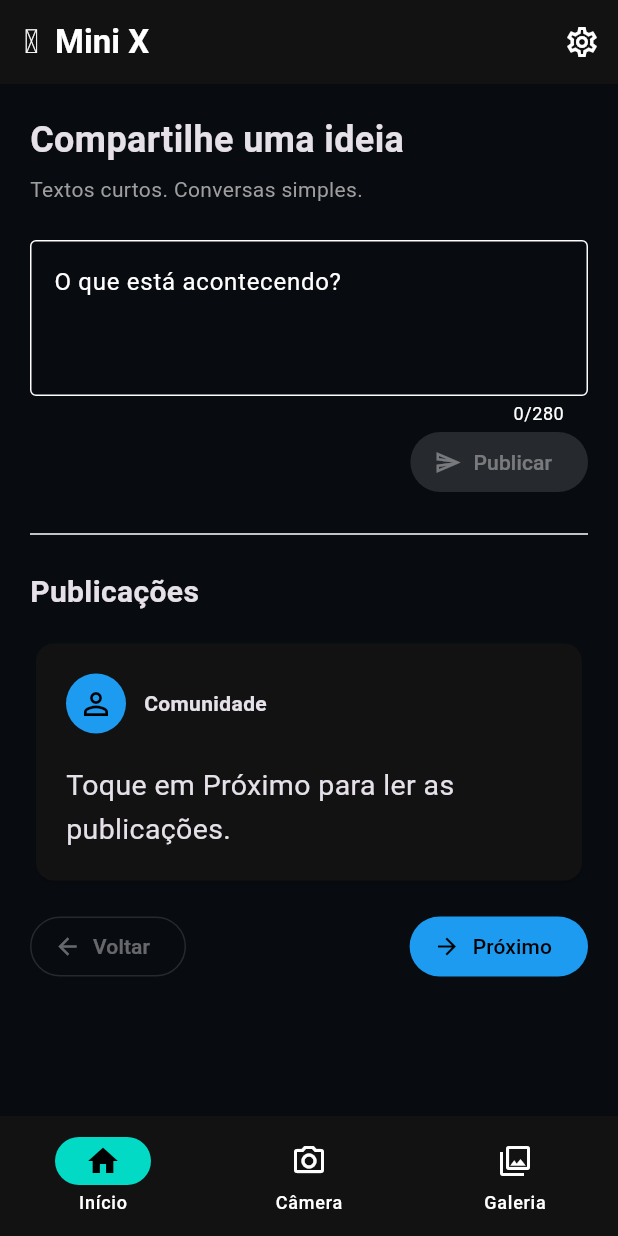
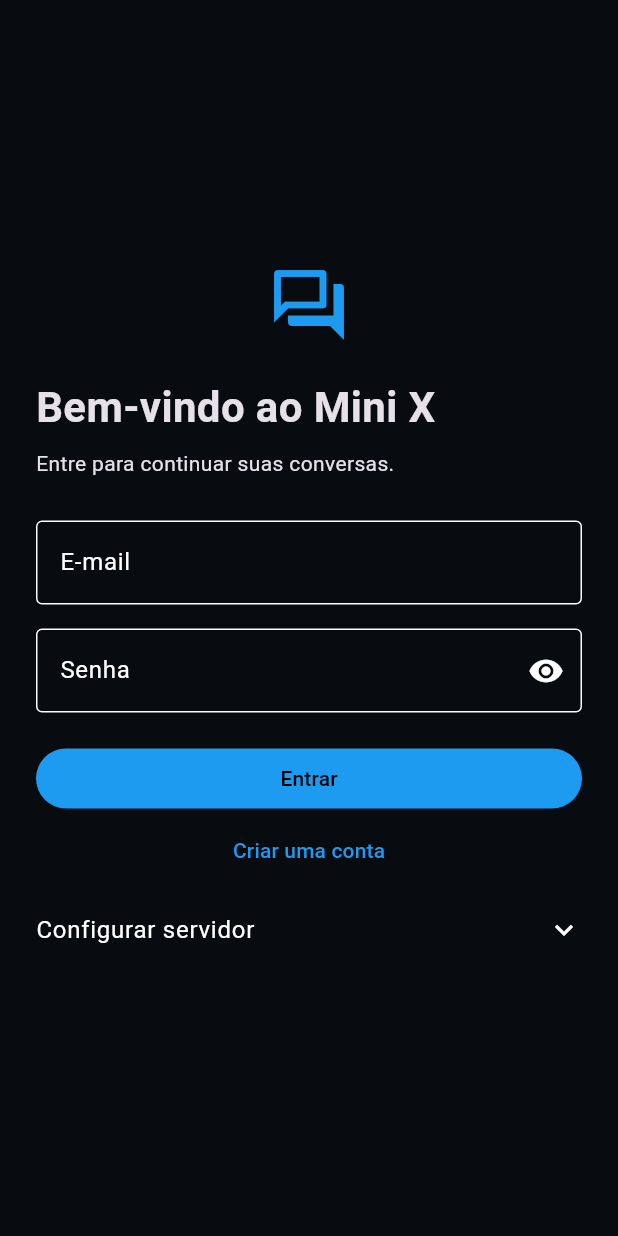
Before and after one commit to conradobr1/ProjectT, a Flutter app: the screen it shows after launch, on a phone screen of 412 x 824 dp. Run offline on Flutter 3.47's test engine with Material 3 defaults, Android fonts, the phone set to English and light mode, and no system bars; our stand-ins replace image_picker, shared_preferences.

Commit message:
Adiciona login e cadastro de usuários
Implementa autenticação via API PHP/MySQL, cadastro com senha protegida e persistência local do perfil e da URL do servidor. Inclui testes do fluxo de acesso e documentação.

```diff
--- /dev/null
+++ b/lib/acesso.dart
@@ -0,0 +1,297 @@
+import 'dart:convert';
+import 'package:flutter/material.dart';
+import 'package:http/http.dart' as http;
+import 'package:shared_preferences/shared_preferences.dart';
+
+const apiPadrao =
+    String.fromEnvironment('API_URL', defaultValue: 'http://10.0.2.2/api');
+
+class Acesso extends StatefulWidget {
+  const Acesso({super.key, required this.conteudo});
+  final Widget Function(
+      String servidor, String nome, Future<void> Function() sair) conteudo;
+  @override
+  State<Acesso> createState() => _AcessoState();
+}
+
+class _AcessoState extends State<Acesso> {
+  final formulario = GlobalKey<FormState>();
+  final nome = TextEditingController();
+  final email = TextEditingController();
+  final senha = TextEditingController();
+  final servidor = TextEditingController(text: apiPadrao);
+  SharedPreferences? preferencias;
+  Map<String, dynamic>? usuario;
+  bool carregando = true,
+      cadastro = false,
+      ocupado = false,
+      mostrarSenha = false;
+  String? erro;
+
+  @override
+  void initState() {
+    super.initState();
+    restaurar();
+  }
+
+  Future<void> restaurar() async {
+    try {
+      final prefs = await SharedPreferences.getInstance();
+      final salvo = prefs.getString('usuario');
+      Map<String, dynamic>? dados;
+      if (salvo != null) {
+        try {
+          final valor = jsonDecode(salvo);
+          if (valor is Map<String, dynamic> &&
+              valor['id'] is int &&
+              valor['nome'] is String &&
+              valor['email'] is String) dados = valor;
+        } catch (_) {
+          await prefs.remove('usuario');
+        }
+      }
+      if (!mounted) return;
+      setState(() {
+        preferencias = prefs;
+        servidor.text = prefs.getString('api_url') ?? apiPadrao;
+        usuario = dados;
+        carregando = false;
+      });
+    } catch (_) {
+      if (mounted) {
+        setState(() {
+          carregando = false;
+          erro = 'Não foi possível carregar a sessão. Reinicie o aplicativo.';
+        });
+      }
+    }
+  }
+
+  Future<void> sair() async {
+    try {
+      if (!await preferencias!.remove('usuario')) throw StateError('Sessão');
+      if (!mounted) return;
+      setState(() {
+        usuario = null;
+        senha.clear();
+        erro = null;
+        cadastro = false;
+      });
+    } catch (_) {
+      if (mounted) {
+        ScaffoldMessenger.of(context).showSnackBar(const SnackBar(
+            content:
+                Text('Não foi possível encerrar a sessão. Tente novamente.')));
+      }
+    }
+  }
+
+  Future<void> enviar() async {
+    if (ocupado || !formulario.currentState!.validate()) return;
+    setState(() {
+      ocupado = true;
+      erro = null;
+    });
+    try {
+      final base = servidor.text.trim().replaceFirst(RegExp(r'/+$'), '');
+      final resposta = await http.post(
+          Uri.parse('$base/${cadastro ? 'cadastro' : 'login'}.php'),
+          body: {
+            if (cadastro) 'nome': nome.text.trim(),
+            'email': email.text.trim(),
+            'senha': senha.text,
+          }).timeout(const Duration(seconds: 15));
+      final dados = jsonDecode(utf8.decode(resposta.bodyBytes));
+      if (resposta.statusCode != 200 && resposta.statusCode != 201) {
+        throw FormatException(dados is Map && dados['erro'] is String
+            ? dados['erro'] as String
+            : 'Não foi possível entrar.');
+      }
+      final perfil = dados['usuario'];
+      if (perfil is! Map<String, dynamic> ||
+          perfil['id'] is! int ||
+          perfil['nome'] is! String ||
+          perfil['email'] is! String) {
+        throw const FormatException('Resposta inválida do servidor.');
+      }
+      final prefs = preferencias ?? await SharedPreferences.getInstance();
+      if (!await prefs.setString('api_url', base) ||
+          !await prefs.setString('usuario', jsonEncode(perfil))) {
+        throw StateError('Persistência');
+      }
+      if (!mounted) return;
+      setState(() {
+        preferencias = prefs;
+        servidor.text = base;
+        usuario = perfil;
+        senha.clear();
+      });
+    } on FormatException catch (e) {
+      if (mounted) {
+        setState(() => erro = e.message.toString().startsWith('Unexpected')
+            ? 'Resposta inválida. Confira a URL da API.'
+            : e.message);
+      }
+    } catch (_) {
+      if (mounted) {
+        setState(() => erro =
+            'Não foi possível entrar. Confira a conexão e o servidor PHP/MySQL.');
+      }
+    } finally {
+      if (mounted) setState(() => ocupado = false);
+    }
+  }
+
+  @override
+  void dispose() {
+    nome.dispose();
+    email.dispose();
+    senha.dispose();
+    servidor.dispose();
+    super.dispose();
+  }
+
+  @override
+  Widget build(BuildContext context) {
+    if (carregando) {
+      return const Scaffold(body: Center(child: CircularProgressIndicator()));
+    }
+    if (usuario != null) {
+      return widget.conteudo(servidor.text, usuario!['nome'] as String, sair);
+    }
+    return Scaffold(
+        body: SafeArea(
+            child: Center(
+                child: SingleChildScrollView(
+      padding: const EdgeInsets.all(24),
+      child: ConstrainedBox(
+          constraints: const BoxConstraints(maxWidth: 420),
+          child: AutofillGroup(
+              child: Form(
+            key: formulario,
+            child: Column(
+                crossAxisAlignment: CrossAxisAlignment.stretch,
+                children: [
+                  const Icon(Icons.forum_outlined,
+                      size: 56, color: Color(0xff1d9bf0)),
+                  const SizedBox(height: 20),
+                  Text(cadastro ? 'Crie sua conta' : 'Bem-vindo ao Mini X',
+                      style: const TextStyle(
+                          fontSize: 28, fontWeight: FontWeight.bold)),
+                  const SizedBox(height: 8),
+                  Text(cadastro
+                      ? 'Cadastre-se para compartilhar suas ideias.'
+                      : 'Entre para continuar suas conversas.'),
+                  const SizedBox(height: 28),
+                  if (cadastro) ...[
+                    TextFormField(
+                        controller: nome,
+                        enabled: !ocupado,
+                        autofillHints: const [AutofillHints.name],
+                        textCapitalization: TextCapitalization.words,
+                        maxLength: 100,
+                        decoration: const InputDecoration(labelText: 'Nome'),
+                        validator: (v) => (v ?? '').trim().isEmpty
+                            ? 'Informe seu nome.'
+                            : null),
+                    const SizedBox(height: 16),
+                  ],
+                  TextFormField(
+                      controller: email,
+                      enabled: !ocupado,
+                      keyboardType: TextInputType.emailAddress,
+                      autofillHints: const [AutofillHints.email],
+                      autocorrect: false,
+                      decoration: const InputDecoration(labelText: 'E-mail'),
+                      validator: (v) => !RegExp(r'^[^\s@]+@[^\s@]+\.[^\s@]+$')
+                              .hasMatch((v ?? '').trim())
+                          ? 'Informe um e-mail válido.'
+                          : null),
+                  const SizedBox(height: 16),
+                  TextFormField(
+                      controller: senha,
+                      enabled: !ocupado,
+                      obscureText: !mostrarSenha,
+                      autofillHints: [
+                        cadastro
+                            ? AutofillHints.newPassword
+                            : AutofillHints.password
+                      ],
+                      autocorrect: false,
+                      enableSuggestions: false,
+                      decoration: InputDecoration(
+                          labelText: 'Senha',
+                          helperText:
+                              cadastro ? 'Use de 8 a 72 bytes (UTF-8).' : null,
+                          suffixIcon: IconButton(
+                              tooltip: mostrarSenha
+                                  ? 'Ocultar senha'
+                                  : 'Mostrar senha',
+                              onPressed: () =>
+                                  setState(() => mostrarSenha = !mostrarSenha),
+                              icon: Icon(mostrarSenha
+                                  ? Icons.visibility_off
+                                  : Icons.visibility))),
+                      validator: (v) => (v ?? '').isEmpty
+                          ? 'Informe sua senha.'
+                          : cadastro &&
+                                  (utf8.encode(v!).length < 8 ||
+                                      utf8.encode(v).length > 72)
+                              ? 'Use uma senha de 8 a 72 bytes.'
+                              : null,
+                      onFieldSubmitted: (_) => enviar()),
+                  const SizedBox(height: 20),
+                  if (erro != null)
+                    Padding(
+                        padding: const EdgeInsets.only(bottom: 16),
+                        child: Text(erro!,
+                            style: TextStyle(
+                                color: Theme.of(context).colorScheme.error))),
+                  FilledButton(
+                      onPressed: ocupado ? null : enviar,
+                      child: Text(ocupado
+                          ? 'Aguarde...'
+                          : cadastro
+                              ? 'Cadastrar'
+                              : 'Entrar')),
+                  TextButton(
+                      onPressed: ocupado
+                          ? null
+                          : () {
+                              setState(() {
+                                cadastro = !cadastro;
+                                erro = null;
+                                senha.clear();
+                              });
+                              formulario.currentState?.reset();
+                            },
+                      child: Text(cadastro
+                          ? 'Já tenho conta. Entrar'
+                          : 'Criar uma conta')),
+                  ExpansionTile(
+                      title: const Text('Configurar servidor'),
+                      tilePadding: EdgeInsets.zero,
+                      children: [
+                        TextFormField(
+                            controller: servidor,
+                            enabled: !ocupado,
+                            keyboardType: TextInputType.url,
+                            decoration: const InputDecoration(
+                                labelText: 'URL da API',
+                                hintText: 'http://10.0.2.2/api'),
+                            validator: (v) {
+                              final uri = Uri.tryParse((v ?? '').trim());
+                              return uri == null ||
+                                      !uri.hasAuthority ||
+                                      !['http', 'https'].contains(uri.scheme) ||
+                                      uri.hasQuery ||
+                                      uri.hasFragment
+                                  ? 'Informe a URL HTTP da API.'
+                                  : null;
+                            }),
+                      ]),
+                ]),
+          ))),
+    ))));
+  }
+}
--- a/lib/main.dart
+++ b/lib/main.dart
@@ -4,6 +4,7 @@ import 'package:flutter/material.dart';
 import 'package:http/http.dart' as http;
 import 'package:image_picker/image_picker.dart';
 import 'galeria.dart';
+import 'acesso.dart';
 
 void main() => runApp(const MiniX());
 
@@ -19,12 +20,18 @@ class MiniX extends StatelessWidget {
           inputDecorationTheme:
               const InputDecorationTheme(border: OutlineInputBorder()),
         ),
-        home: const AppTwitter(),
+        home: Acesso(
+            conteudo: (servidor, nome, sair) =>
+                AppTwitter(baseUrl: servidor, nomeUsuario: nome, aoSair: sair)),
       );
 }
 
 class AppTwitter extends StatefulWidget {
-  const AppTwitter({super.key});
+  const AppTwitter(
+      {super.key, this.baseUrl = apiPadrao, this.nomeUsuario, this.aoSair});
+  final String baseUrl;
+  final String? nomeUsuario;
+  final Future<void> Function()? aoSair;
   @override
   State<AppTwitter> createState() => _AppTwitterState();
 }
@@ -33,9 +40,7 @@ class _AppTwitterState extends State<AppTwitter> {
   final controller = TextEditingController();
   final descricao = TextEditingController();
   int versaoGaleria = 0;
-  final servidor = TextEditingController(
-      text: const String.fromEnvironment('API_URL',
-          defaultValue: 'http://10.0.2.2/api'));
+  late final servidor = TextEditingController(text: widget.baseUrl);
   final List<Map<String, dynamic>> historico = [];
   final picker = ImagePicker();
   int indice = -1;
@@ -224,6 +229,11 @@ class _AppTwitterState extends State<AppTwitter> {
             title: const Text('𝕏  Mini X',
                 style: TextStyle(fontWeight: FontWeight.bold)),
             actions: [
+              if (widget.aoSair != null)
+                IconButton(
+                    onPressed: ocupado ? null : widget.aoSair,
+                    tooltip: 'Sair da conta',
+                    icon: const Icon(Icons.logout)),
               IconButton(
                   onPressed: ocupado ? null : configurar,
                   tooltip: 'Configurar servidor',
--- a/pubspec.yaml
+++ b/pubspec.yaml
@@ -7,6 +7,7 @@ environment:
 dependencies:
   flutter:
     sdk: flutter
+  shared_preferences: ^2.2.2
   http: ^1.2.0
   image_picker: ^1.0.7
 dev_dependencies:
```
Also changed, not shown: pubspec.lock, 8 other files.
